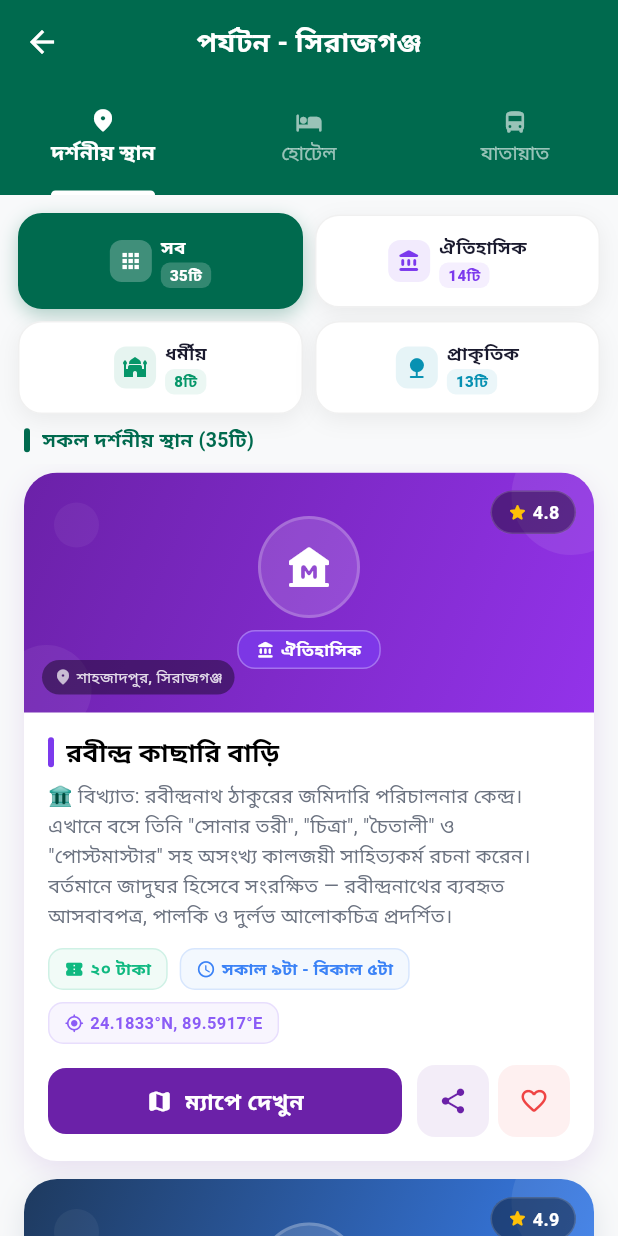
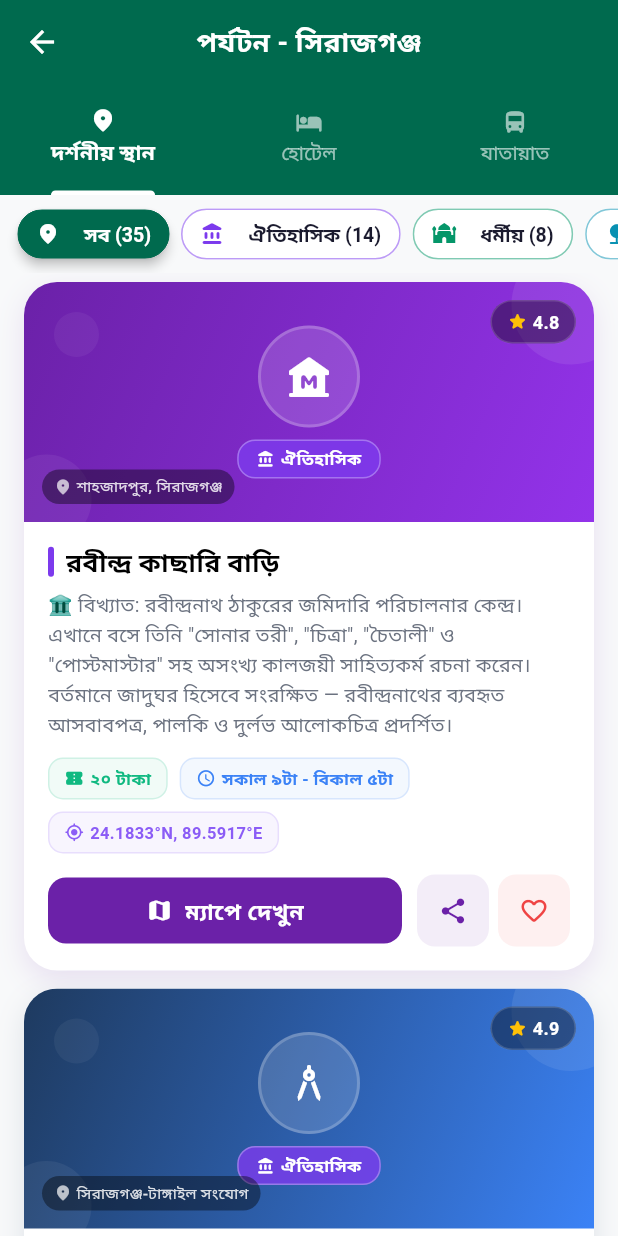
Before and after one commit to Atikul-debug/Jelasheba-App, a Flutter app: the TourismScreen screen opened directly, on a phone screen of 412 x 824 dp. Run offline on Flutter 3.47's test engine with Material 3 defaults, Android fonts, the phone set to English and light mode, and no system bars; our stand-ins replace shared_preferences; accounts and stored records are empty.

Commit message:
Simplify tourism filter to horizontal scroll chips matching other screens
- Replace 2x2 grid with single-row horizontal scrollable FilterChips
- Same style as notice board, citizen services, contact directory screens
- Each chip shows: icon + category name + count (e.g. "ঐতিহাসিক (15)")
- Selected chip gets solid color fill with white text and elevation
- Unselected chips show colored border with category color
- Fast, clean, consistent with rest of the app

Co-Authored-By: Claude Opus 4.6 (1M context) <noreply@anthropic.com>

```diff
--- a/lib/features/tourism/screens/tourism_screen.dart
+++ b/lib/features/tourism/screens/tourism_screen.dart
@@ -188,54 +188,47 @@ class _TourismScreenState extends State<TourismScreen> {
     final isDark = Theme.of(context).brightness == Brightness.dark;
     final filtered = _selectedCategory == 'সব' ? _places : _places.where((p) => p.categoryBn == _selectedCategory).toList();
 
-    // Count per category
-    final historicalCount = _places.where((p) => p.categoryBn == 'ঐতিহাসিক').length;
-    final religiousCount = _places.where((p) => p.categoryBn == 'ধর্মীয়').length;
-    final scenicCount = _places.where((p) => p.categoryBn == 'প্রাকৃতিক').length;
+    final categories = ['সব', 'ঐতিহাসিক', 'ধর্মীয়', 'প্রাকৃতিক'];
 
     return Column(
       children: [
-        // Category filter - large visible buttons
-        Container(
-          padding: const EdgeInsets.fromLTRB(12, 12, 12, 4),
-          child: Column(
-            children: [
-              // First row: সব + ঐতিহাসিক
-              Row(
-                children: [
-                  _buildCategoryButton('সব', Icons.apps_rounded, '${_places.length}', AppColors.primary, isDark),
-                  const SizedBox(width: 8),
-                  _buildCategoryButton('ঐতিহাসিক', Icons.account_balance_rounded, '$historicalCount', const Color(0xFF7C3AED), isDark),
-                ],
-              ),
-              const SizedBox(height: 8),
-              // Second row: ধর্মীয় + প্রাকৃতিক
-              Row(
-                children: [
-                  _buildCategoryButton('ধর্মীয়', Icons.mosque_rounded, '$religiousCount', const Color(0xFF059669), isDark),
-                  const SizedBox(width: 8),
-                  _buildCategoryButton('প্রাকৃতিক', Icons.nature_rounded, '$scenicCount', const Color(0xFF0891B2), isDark),
-                ],
-              ),
-            ],
+        SizedBox(
+          height: 52,
+          child: ListView.builder(
+            scrollDirection: Axis.horizontal,
+            padding: const EdgeInsets.symmetric(horizontal: 12, vertical: 8),
+            itemCount: categories.length,
+            itemBuilder: (context, index) {
+              final cat = categories[index];
+              final isSelected = cat == _selectedCategory;
+              final color = cat == 'সব' ? AppColors.primary : _getCategoryColor(cat);
+              final count = cat == 'সব' ? _places.length : _places.where((p) => p.categoryBn == cat).length;
+              return Padding(
+                padding: const EdgeInsets.only(right: 8),
+                child: FilterChip(
+                  avatar: Icon(_getCategoryIcon(cat), size: 16, color: isSelected ? Colors.white : color),
+                  label: Text(
+                    '$cat ($count)',
+                    style: TextStyle(
+                      fontWeight: FontWeight.w600,
+                      fontSize: 13,
+                      color: isSelected ? Colors.white : (isDark ? Colors.white : AppColors.textPrimary),
+                    ),
+                  ),
+                  selected: isSelected,
+                  showCheckmark: false,
+                  onSelected: (_) => setState(() => _selectedCategory = cat),
+                  selectedColor: color,
+                  backgroundColor: isDark ? AppColors.darkCard : Colors.white,
+                  side: BorderSide(color: isSelected ? color : color.withValues(alpha: 0.3), width: isSelected ? 0 : 1),
+                  elevation: isSelected ? 3 : 0,
+                  shadowColor: color.withValues(alpha: 0.4),
+                  padding: const EdgeInsets.symmetric(horizontal: 4),
+                ),
+              );
+            },
           ),
         ),
-        const SizedBox(height: 4),
-        // Result count
-        Padding(
-          padding: const EdgeInsets.symmetric(horizontal: 16),
-          child: Row(
-            children: [
-              Container(width: 4, height: 16, decoration: BoxDecoration(color: _selectedCategory == 'সব' ? AppColors.primary : _getCategoryColor(_selectedCategory), borderRadius: BorderRadius.circular(2))),
-              const SizedBox(width: 8),
-              Text(
-                _selectedCategory == 'সব' ? 'সকল দর্শনীয় স্থান (${filtered.length}টি)' : '$_selectedCategory স্থান (${filtered.length}টি)',
-                style: TextStyle(fontSize: 13, fontWeight: FontWeight.w700, color: _selectedCategory == 'সব' ? AppColors.primary : _getCategoryColor(_selectedCategory)),
-              ),
-            ],
-          ),
-        ),
-        const SizedBox(height: 6),
         Expanded(
           child: ListView.builder(
             padding: const EdgeInsets.symmetric(horizontal: 12),
@@ -249,86 +242,6 @@ class _TourismScreenState extends State<TourismScreen> {
           ),
         ),
       ],
-    );
-  }
-
-  Widget _buildCategoryButton(String label, IconData icon, String count, Color color, bool isDark) {
-    final isSelected = _selectedCategory == label;
-    return Expanded(
-      child: Material(
-        color: Colors.transparent,
-        child: InkWell(
-          onTap: () => setState(() => _selectedCategory = label),
-          borderRadius: BorderRadius.circular(16),
-          child: AnimatedContainer(
-            duration: const Duration(milliseconds: 250),
-            padding: const EdgeInsets.symmetric(vertical: 12, horizontal: 8),
-            decoration: BoxDecoration(
-              color: isSelected
-                  ? (isDark ? color.withValues(alpha: 0.2) : color)
-                  : (isDark ? AppColors.darkCard : Colors.white),
-              borderRadius: BorderRadius.circular(16),
-              border: Border.all(
-                color: isSelected ? color : (isDark ? Colors.white.withValues(alpha: 0.06) : Colors.grey.withValues(alpha: 0.15)),
-                width: isSelected ? 2 : 1,
-              ),
-              boxShadow: isSelected
-                  ? [BoxShadow(color: color.withValues(alpha: 0.3), blurRadius: 10, offset: const Offset(0, 4))]
-                  : (isDark ? [] : AppColors.softShadow),
-            ),
-            child: Row(
-              mainAxisAlignment: MainAxisAlignment.center,
-              children: [
-                Container(
-                  padding: const EdgeInsets.all(6),
-                  decoration: BoxDecoration(
-                    color: isSelected
-                        ? Colors.white.withValues(alpha: isDark ? 0.15 : 0.25)
-                        : color.withValues(alpha: isDark ? 0.15 : 0.1),
-                    borderRadius: BorderRadius.circular(8),
-                  ),
-                  child: Icon(icon, size: 16, color: isSelected ? (isDark ? color : Colors.white) : color),
-                ),
-                const SizedBox(width: 6),
-                Flexible(
-                  child: Column(
-                    crossAxisAlignment: CrossAxisAlignment.start,
-                    children: [
-                      Text(
-                        label,
-                        style: TextStyle(
-                          fontSize: 12,
-                          fontWeight: FontWeight.w700,
-                          color: isSelected ? (isDark ? color : Colors.white) : (isDark ? Colors.white : AppColors.textPrimary),
-                        ),
-                        overflow: TextOverflow.ellipsis,
-                      ),
-                      Container(
-                        margin: const EdgeInsets.only(top: 2),
-                        padding: const EdgeInsets.symmetric(horizontal: 6, vertical: 1),
-                        decoration: BoxDecoration(
-                          color: isSelected
-                              ? Colors.white.withValues(alpha: isDark ? 0.1 : 0.2)
-                              : color.withValues(alpha: 0.08),
-                          borderRadius: BorderRadius.circular(6),
-                        ),
-                        child: Text(
-                          '$countটি',
-                          style: TextStyle(
-                            fontSize: 10,
-                            fontWeight: FontWeight.w800,
-                            color: isSelected ? (isDark ? color : Colors.white) : color,
-                          ),
-                        ),
-                      ),
-                    ],
-                  ),
-                ),
-              ],
-            ),
-          ),
-        ),
-      ),
     );
   }
 
```
